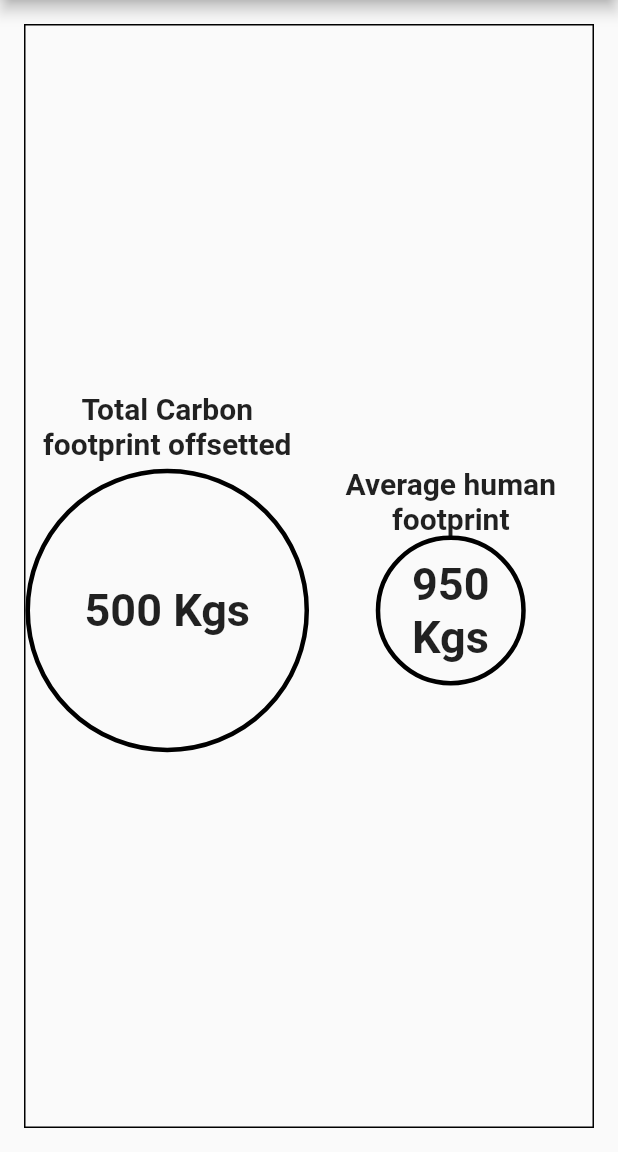
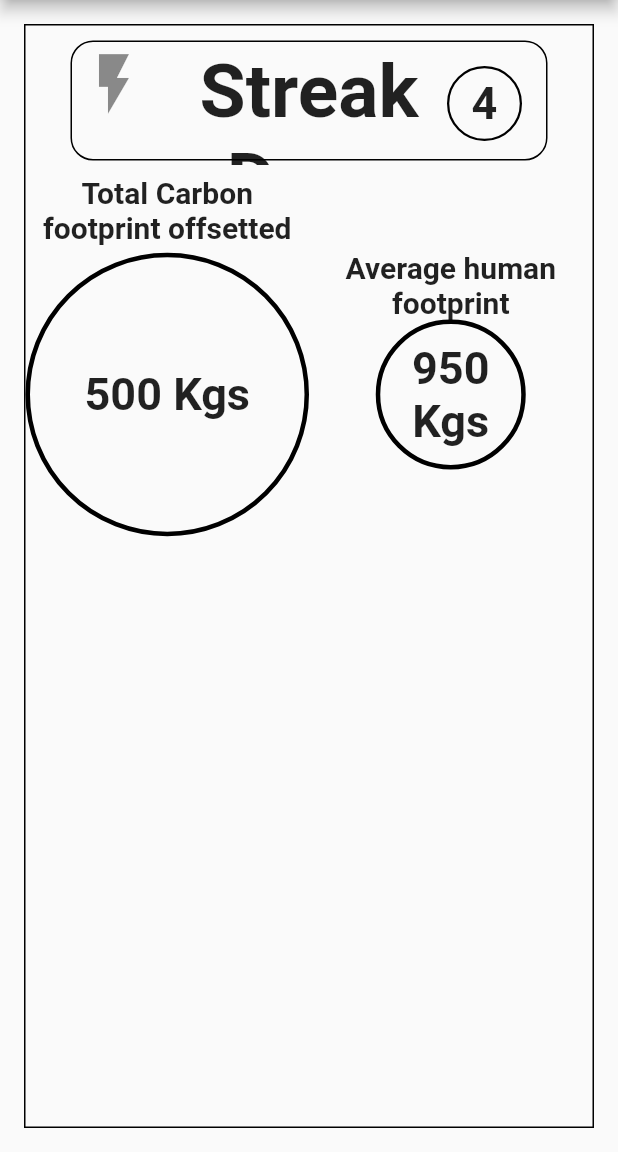
Before and after one commit to jeyeong/climate-ark-app, a Flutter app: the screen it shows after launch, on a phone screen of 412 x 824 dp, the part 84-1236 px from its top. Run offline on Flutter 3.47's test engine with Material 2 defaults, Android fonts, the phone set to English and light mode, and no system bars.

Commit message:
Added refactored components and streak tile

```diff
--- /dev/null
+++ b/canvas/lib/components/footprint_card.dart
@@ -0,0 +1,47 @@
+import 'package:flutter/material.dart';
+//import 'package:canvas/constants.dart';
+
+class FootprintCard extends StatelessWidget {
+  final String toptext, circletext;
+  final double radius;
+  const FootprintCard({Key? key, required this.toptext, required this.circletext, required this.radius}) : super(key: key);
+
+  @override
+  Widget build(BuildContext context) {
+    return Container(
+      // padding: const EdgeInsets.symmetric(horizontal: 20),
+      // margin: const EdgeInsets.symmetric(horizontal: 8.0),
+      width: double.infinity,
+      // decoration: BoxDecoration(
+      //     color: primaryLightestColor, borderRadius: BorderRadius.circular(29)),
+      child: Column(
+        mainAxisAlignment: MainAxisAlignment.center,
+        children: <Widget> [
+          Text(toptext,
+            style: TextStyle(
+              fontSize: 20.0,
+              fontWeight: FontWeight.bold, ),
+            textAlign: TextAlign.center,
+            ),
+          Container(
+            width: radius * 2,
+            height: radius * 2,
+            decoration: ShapeDecoration(
+              color: Colors.transparent,
+              shape: CircleBorder(
+                side: BorderSide(color: Colors.black, width: 3.0))
+            ),
+            child: Center(
+              child:  Text(circletext,
+              style: TextStyle(
+                fontSize: 30.0,
+                fontWeight: FontWeight.bold,
+              ),
+              textAlign: TextAlign.center,),
+            )
+          )
+        ],
+      ),
+    );
+  }
+}
--- /dev/null
+++ b/canvas/lib/components/info_card.dart
@@ -0,0 +1,56 @@
+import 'package:flutter/material.dart';
+
+class InfoCard extends StatelessWidget{
+  final String text, days;
+  Widget icon;
+  final double height;
+  //InfoCard({Key? key, required this.text, required this.days,required this.height, this.icon = SizedBox.shrink()}) : super(key: key);
+  InfoCard({Key? key, required this.text, required this.days,required this.height, required this.icon}) : super(key: key);
+
+  @override
+  Widget build(BuildContext context) {
+    return Container(
+      width: double.infinity,
+      height: height,
+      padding: EdgeInsets.fromLTRB(30.0, 10.0, 30.0, 10.0),
+      // margin: EdgeInsets.symmetric(vertical: 5.0, horizontal: 10.0),
+      child: Center(
+        child: ListTile(
+          leading: Transform.scale(
+            scale: 2.0,
+            child: icon),
+          minLeadingWidth: 50.0,
+          shape: RoundedRectangleBorder(
+            side: BorderSide(color: Colors.black, width: 1),
+            borderRadius: BorderRadius.circular(15)),
+
+          title: Text(text,
+              style: TextStyle(
+                fontSize: height/2,
+                fontWeight: FontWeight.bold, ),
+              textAlign: TextAlign.center,
+              ),
+          trailing: Container(
+            width: height/ 2,
+            height: height / 2,
+
+            decoration: ShapeDecoration(
+                color: Colors.transparent,
+                shape: CircleBorder(
+                  side: BorderSide(color: Colors.black, width: 1.5))
+              ),
+            child: Center(
+              child:  Text(days,
+              style: TextStyle(
+                fontSize: 30.0,
+                fontWeight: FontWeight.bold,
+              ),
+              textAlign: TextAlign.center,),
+            )
+
+          )
+        ),
+      )
+    );
+  }
+}
--- a/canvas/lib/main.dart
+++ b/canvas/lib/main.dart
@@ -1,4 +1,9 @@
+import 'package:canvas/components/info_card.dart';
 import 'package:flutter/material.dart';
+//import 'package:canvas/constants.dart';
+import 'package:canvas/components/footprint_card.dart';
+
+
 
 void main() {
   runApp(const MyApp());
@@ -45,74 +50,24 @@ class _MyHomePageState extends State<MyHomePage> {
               color: const Color(0xFF000000),
             ),
           ),
-          child: Row(
-            mainAxisAlignment: MainAxisAlignment.center,
+          child: Column(
             mainAxisSize: MainAxisSize.max,
             children: <Widget> [
-              // check out expanded!!!
-              Expanded(
-                child: Column(
-                  mainAxisAlignment: MainAxisAlignment.center,
-                  children: <Widget> [
-                    const Text("Total Carbon \nfootprint offsetted",
-                    style: TextStyle(
-                      fontSize: 20.0,
-                      fontWeight: FontWeight.bold, ),
-                    textAlign: TextAlign.center,
-                      ),
-                    Container(
-                      width: 200.0,
-                      height: 200.0,
-                      decoration: ShapeDecoration(
-                        color: Colors.transparent,
-                        shape: CircleBorder(
-                          side: BorderSide(color: Colors.black, width: 3.0))
-                      ),
-                      child: Center(
-                        child: const Text('500 Kgs',
-                        style: TextStyle(
-                          fontSize: 30.0,
-                          fontWeight: FontWeight.bold,
-                        ),
-                        textAlign: TextAlign.center,),
-                      )
-                    )
-                  ],
-                ),
+              InfoCard(text: "Streak Days", days: "4",  height:100.0, icon: Icon(Icons.flash_on),),
+              Row(
+              mainAxisAlignment: MainAxisAlignment.center,
+              mainAxisSize: MainAxisSize.max,
+              children: <Widget> [
+                Expanded(
+                  child: FootprintCard(toptext: "Total Carbon \nfootprint offsetted", circletext:'500 Kgs', radius:100.0),),
+                Expanded(
+                  child: FootprintCard(toptext:"Average human\nfootprint",circletext:'950\nKgs', radius:50.0),),
+                // Expanded(
+                ],
               ),
-              Expanded(
-                child: Column(
-                  mainAxisAlignment: MainAxisAlignment.center,
-                  children: <Widget>[
-                    const Text("Average human\nfootprint",
-                    style: TextStyle(
-                      fontSize: 20.0,
-                      fontWeight: FontWeight.bold, ),
-                    textAlign: TextAlign.center,
-                    ),
-                    Container(
-                      width: 100.0,
-                      height: 100.0,
-                      decoration: ShapeDecoration(
-                        color: Colors.transparent,
-                        shape: CircleBorder(
-                          side: BorderSide(color: Colors.black, width: 3.0))
-                      ),
-                      child: Center(
-                        child: const Text('950\nKgs',
-                          style: TextStyle(
-                            fontSize: 30.0,
-                            fontWeight: FontWeight.bold,
-                          ),
-                        ),
-                      )
-                    )
-                  ]
 
-                ),
-              ),
             ],
-          )
+          ),
         ),
       ),
     );
```
